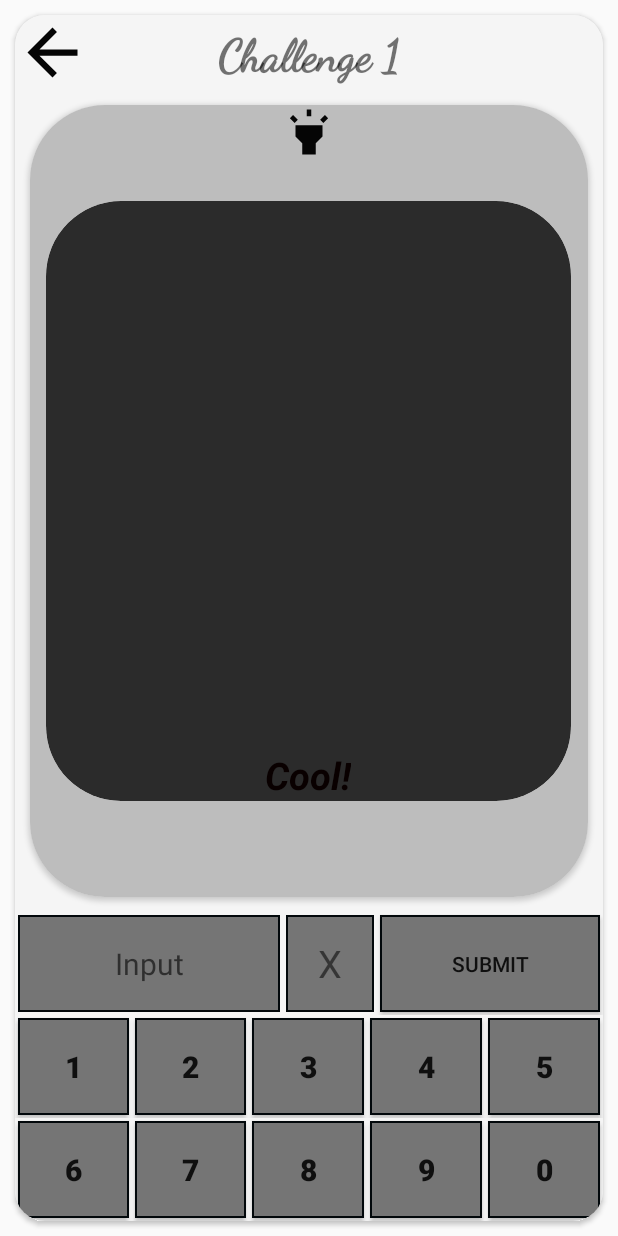
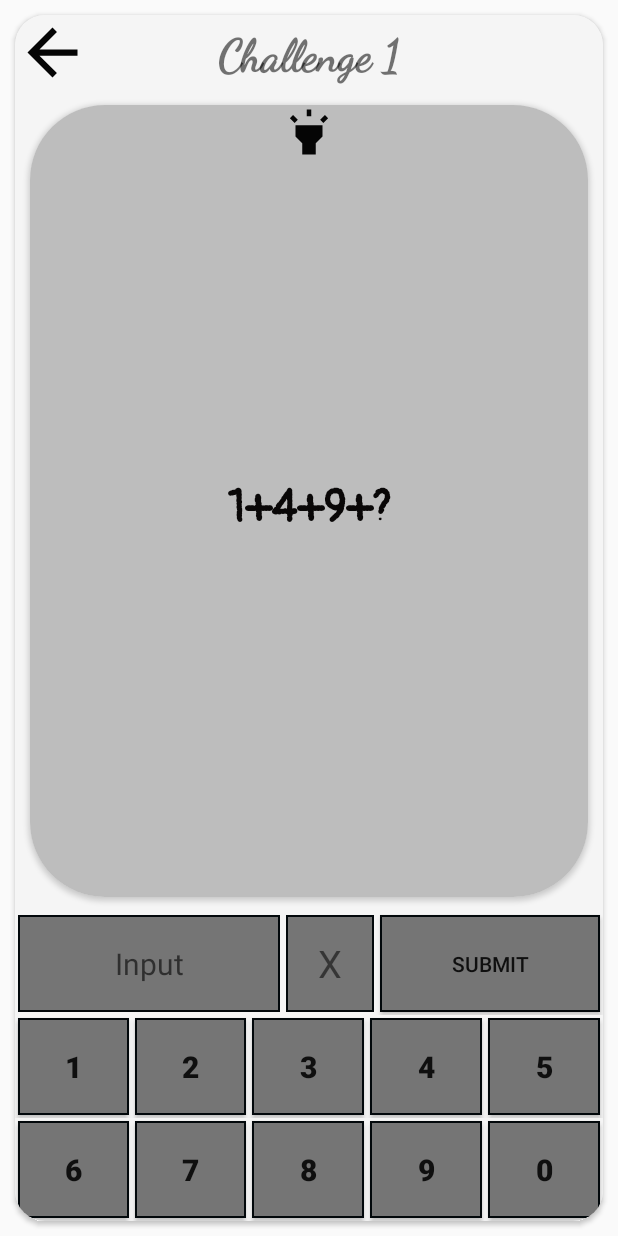
Before and after one commit to NihaalWagadia/Quizzy, an Android app: the screen it shows after launch (PlayAct), after a tap on an icon or button, on a phone screen of 412 x 824 dp. Run offline under Robolectric (Android 15) with nearby library versions, the phone set to English and light mode, and no system bars.

Commit message:
Right/wrong toast

```diff
--- a/app/src/main/java/com/example/quizzydizzy/Constants.kt
+++ b/app/src/main/java/com/example/quizzydizzy/Constants.kt
@@ -61,203 +61,203 @@ object Constants{
         questionList.add(question10)
 
         val question11 = Question(
-            11,R.string.question_11,"6561","ABC12",(R.string.number_eleven),false,"Challenge 10", R.drawable.lock_question
+            11,R.string.question_11,"6561","ABC12",(R.string.number_eleven),false,"Challenge 11", R.drawable.lock_question
         )
         questionList.add(question11)
 
         val question12 = Question(
-            12,R.string.question_12,"9","ABC12",(R.string.number_twelfth),false,"Challenge 10", R.drawable.lock_question
+            12,R.string.question_12,"9","ABC12",(R.string.number_twelfth),false,"Challenge 12", R.drawable.lock_question
         )
         questionList.add(question12)
 
         val question13 = Question(
-            13,R.string.question_13,"8","ABC12",(R.string.number_13),false,"Challenge 10", R.drawable.lock_question
+            13,R.string.question_13,"8","ABC12",(R.string.number_13),false,"Challenge 13", R.drawable.lock_question
         )
         questionList.add(question13)
 
         val question14 = Question(
-            14,R.string.question_14,"3","ABC12",(R.string.number_14),false,"Challenge 10", R.drawable.lock_question
+            14,R.string.question_14,"3","ABC12",(R.string.number_14),false,"Challenge 14", R.drawable.lock_question
         )
         questionList.add(question14)
 
         val question15 = Question(
-            15,R.string.question_15,"16","ABC12",(R.string.number_15),false,"Challenge 10", R.drawable.lock_question
+            15,R.string.question_15,"16","ABC12",(R.string.number_15),false,"Challenge 15", R.drawable.lock_question
         )
         questionList.add(question15)
 
         val question16 = Question(
-            16,R.string.question_16,"94","ABC12",(R.string.number_16),false,"Challenge 10", R.drawable.lock_question
+            16,R.string.question_16,"94","ABC12",(R.string.number_16),false,"Challenge 16", R.drawable.lock_question
         )
         questionList.add(question16)
 
         val question17 = Question(
-            17,R.string.question_17,"7","ABC12",(R.string.number_17),false,"Challenge 10", R.drawable.lock_question
+            17,R.string.question_17,"7","ABC12",(R.string.number_17),false,"Challenge 17", R.drawable.lock_question
         )
         questionList.add(question17)
 
         val question18 = Question(
-            18,R.string.question_18,"2","ABC12",(R.string.number_18),false,"Challenge 10", R.drawable.lock_question
+            18,R.string.question_18,"2","ABC12",(R.string.number_18),false,"Challenge 18", R.drawable.lock_question
         )
         questionList.add(question18)
 
         val question19 = Question(
-            19,R.string.question_19,"26","ABC12",(R.string.number_19),false,"Challenge 10", R.drawable.lock_question
+            19,R.string.question_19,"26","ABC12",(R.string.number_19),false,"Challenge 19", R.drawable.lock_question
         )
         questionList.add(question19)
 
         val question20 = Question(
-            20,R.string.question_20,"480","ABC12",(R.string.number_20),false,"Challenge 10", R.drawable.lock_question
+            20,R.string.question_20,"480","ABC12",(R.string.number_20),false,"Challenge 20", R.drawable.lock_question
         )
         questionList.add(question20)
 
         val question21 = Question(
-            21,R.string.question_21,"32","ABC12",(R.string.number_21),false,"Challenge 10", R.drawable.lock_question
+            21,R.string.question_21,"32","ABC12",(R.string.number_21),false,"Challenge 21", R.drawable.lock_question
         )
         questionList.add(question21)
 
         val question22 = Question(
-            22,R.string.question_22,"3527","ABC12",(R.string.number_22),false,"Challenge 10", R.drawable.lock_question
+            22,R.string.question_22,"3527","ABC12",(R.string.number_22),false,"Challenge 22", R.drawable.lock_question
         )
         questionList.add(question22)
 
         val question23 = Question(
-            23,R.string.question_23,"888","ABC12",(R.string.number_23),false,"Challenge 10", R.drawable.lock_question
+            23,R.string.question_23,"888","ABC12",(R.string.number_23),false,"Challenge 23", R.drawable.lock_question
         )
         questionList.add(question23)
 
         val question24 = Question(
-            24,R.string.question_24,"57","ABC12",(R.string.number_24),false,"Challenge 10", R.drawable.lock_question
+            24,R.string.question_24,"57","ABC12",(R.string.number_24),false,"Challenge 24", R.drawable.lock_question
         )
         questionList.add(question24)
 
         val question25 = Question(
-            25,R.string.question_25,"11","ABC12",(R.string.number_25),false,"Challenge 10", R.drawable.lock_question
+            25,R.string.question_25,"11","ABC12",(R.string.number_25),false,"Challenge 25", R.drawable.lock_question
         )
         questionList.add(question25)
 
 
         val question26 = Question(
-            26,R.string.question_26,"17","ABC12",(R.string.number_26),false,"Challenge 10", R.drawable.lock_question
+            26,R.string.question_26,"17","ABC12",(R.string.number_26),false,"Challenge 26", R.drawable.lock_question
         )
         questionList.add(question26)
 
         val question27 = Question(
-            27,R.string.question_27,"607","ABC12",(R.string.number_27),false,"Challenge 10", R.drawable.lock_question
+            27,R.string.question_27,"607","ABC12",(R.string.number_27),false,"Challenge 27", R.drawable.lock_question
         )
         questionList.add(question27)
 
         val question28 = Question(
-            28,R.string.question_28,"2","ABC12",(R.string.number_28),false,"Challenge 10", R.drawable.lock_question
+            28,R.string.question_28,"2","ABC12",(R.string.number_28),false,"Challenge 28", R.drawable.lock_question
         )
         questionList.add(question28)
 
         val question29 = Question(
-            29,R.string.question_29,"13","ABC12",(R.string.number_29),false,"Challenge 10", R.drawable.lock_question
+            29,R.string.question_29,"13","ABC12",(R.string.number_29),false,"Challenge 29", R.drawable.lock_question
         )
         questionList.add(question29)
 
         val question30 = Question(
-            30,R.string.question_30,"971623","ABC12",(R.string.number_30),false,"Challenge 10", R.drawable.lock_question
+            30,R.string.question_30,"971623","ABC12",(R.string.number_30),false,"Challenge 30", R.drawable.lock_question
         )
         questionList.add(question30)
 
         val question31 = Question(
-            31,R.string.question_31,"86","ABC12",(R.string.number_31),false,"Challenge 10", R.drawable.lock_question
+            31,R.string.question_31,"86","ABC12",(R.string.number_31),false,"Challenge 31", R.drawable.lock_question
         )
         questionList.add(question31)
 
         val question32 = Question(
-            32,R.string.question_32,"16","ABC12",(R.string.number_32),false,"Challenge 10", R.drawable.lock_question
+            32,R.string.question_32,"16","ABC12",(R.string.number_32),false,"Challenge 32", R.drawable.lock_question
         )
         questionList.add(question32)
 
         val question33 = Question(
-            33,R.string.question_33,"7","ABC12",(R.string.number_33),false,"Challenge 10", R.drawable.lock_question
+            33,R.string.question_33,"7","ABC12",(R.string.number_33),false,"Challenge 33", R.drawable.lock_question
         )
         questionList.add(question33)
 
         val question34 = Question(
-            34,R.string.question_34,"1","ABC12",(R.string.number_34),false,"Challenge 10", R.drawable.lock_question
+            34,R.string.question_34,"1","ABC12",(R.string.number_34),false,"Challenge 34", R.drawable.lock_question
         )
         questionList.add(question34)
 
         val question35 = Question(
-            35,R.string.question_35,"12","ABC12",(R.string.number_35),false,"Challenge 10", R.drawable.lock_question
+            35,R.string.question_35,"12","ABC12",(R.string.number_35),false,"Challenge 35", R.drawable.lock_question
         )
         questionList.add(question35)
 
         val question36 = Question(
-            36,R.string.question_36,"12","ABC12",(R.string.number_36),false,"Challenge 10", R.drawable.lock_question
+            36,R.string.question_36,"12","ABC12",(R.string.number_36),false,"Challenge 36", R.drawable.lock_question
         )
         questionList.add(question36)
 
         val question37 = Question(
-            37,R.string.question_37,"1","ABC12",(R.string.number_37),false,"Challenge 10", R.drawable.lock_question
+            37,R.string.question_37,"1","ABC12",(R.string.number_37),false,"Challenge 37", R.drawable.lock_question
         )
         questionList.add(question37)
 
         val question38 = Question(
-            38,R.string.question_38,"21","ABC12",(R.string.number_38),false,"Challenge 10", R.drawable.lock_question
+            38,R.string.question_38,"21","ABC12",(R.string.number_38),false,"Challenge 38", R.drawable.lock_question
         )
         questionList.add(question38)
 
         val question39 = Question(
-            39,R.string.question_39,"78","ABC12",(R.string.number_39),false,"Challenge 10", R.drawable.lock_question
+            39,R.string.question_39,"78","ABC12",(R.string.number_39),false,"Challenge 39", R.drawable.lock_question
         )
         questionList.add(question39)
 
         val question40 = Question(
-            40,R.string.question_40,"5","ABC12",(R.string.number_40),false,"Challenge 10", R.drawable.lock_question
+            40,R.string.question_40,"5","ABC12",(R.string.number_40),false,"Challenge 40", R.drawable.lock_question
         )
         questionList.add(question40)
 
         val question41 = Question(
-            41,R.string.question_41,"30","ABC12",(R.string.number_41),false,"Challenge 10", R.drawable.lock_question
+            41,R.string.question_41,"30","ABC12",(R.string.number_41),false,"Challenge 41", R.drawable.lock_question
         )
         questionList.add(question41)
 
         val question42 = Question(
-            42,R.string.question_42,"71","ABC12",(R.string.number_42),false,"Challenge 10", R.drawable.lock_question
+            42,R.string.question_42,"71","ABC12",(R.string.number_42),false,"Challenge 42", R.drawable.lock_question
         )
         questionList.add(question42)
 
         val question43 = Question(
-            43,R.string.question_43,"17","ABC12",(R.string.number_43),false,"Challenge 10", R.drawable.lock_question
+            43,R.string.question_43,"17","ABC12",(R.string.number_43),false,"Challenge 43", R.drawable.lock_question
         )
         questionList.add(question43)
 
         val question44 = Question(
-            44,R.string.question_44,"1417","ABC12",(R.string.number_44),false,"Challenge 10", R.drawable.lock_question
+            44,R.string.question_44,"1417","ABC12",(R.string.number_44),false,"Challenge 44", R.drawable.lock_question
         )
         questionList.add(question44)
 
         val question45 = Question(
-            45,R.string.question_45,"150","ABC12",(R.string.number_45),false,"Challenge 10", R.drawable.lock_question
+            45,R.string.question_45,"150","ABC12",(R.string.number_45),false,"Challenge 45", R.drawable.lock_question
         )
         questionList.add(question45)
 
         val question46 = Question(
-            46,R.string.question_46,"11","ABC12",(R.string.number_46),false,"Challenge 10", R.drawable.lock_question
+            46,R.string.question_46,"11","ABC12",(R.string.number_46),false,"Challenge 46", R.drawable.lock_question
         )
         questionList.add(question46)
 
         val question47 = Question(
-            47,R.string.question_47,"1","ABC12",(R.string.number_47),false,"Challenge 10", R.drawable.lock_question
+            47,R.string.question_47,"1","ABC12",(R.string.number_47),false,"Challenge 47", R.drawable.lock_question
         )
         questionList.add(question47)
 
         val question48 = Question(
-            48,R.string.question_48,"8","ABC12",(R.string.number_48),false,"Challenge 10", R.drawable.lock_question
+            48,R.string.question_48,"8","ABC12",(R.string.number_48),false,"Challenge 48", R.drawable.lock_question
         )
         questionList.add(question48)
 
         val question49 = Question(
-            49,R.string.question_49,"34826","ABC12",(R.string.number_49),false,"Challenge 10", R.drawable.lock_question
+            49,R.string.question_49,"34826","ABC12",(R.string.number_49),false,"Challenge 49", R.drawable.lock_question
         )
         questionList.add(question49)
 
         val question50 = Question(
-            50,R.string.question_50,"777","ABC12",(R.string.number_50),false,"Challenge 10", R.drawable.lock_question
+            50,R.string.question_50,"777","ABC12",(R.string.number_50),false,"Challenge 50", R.drawable.lock_question
         )
         questionList.add(question50)
         return questionList
--- a/app/src/main/java/com/example/quizzydizzy/PlayAct.kt
+++ b/app/src/main/java/com/example/quizzydizzy/PlayAct.kt
@@ -16,6 +16,7 @@ import android.view.View
 import android.widget.Button
 import android.widget.Toast
 import android.widget.Toolbar
+import androidx.appcompat.widget.ViewUtils
 import com.example.quizzydizzy.questionList.Question
 import com.google.gson.Gson
 import com.google.gson.reflect.TypeToken
@@ -89,18 +90,19 @@ class PlayAct : Immersive() {
 
             val question = mQuestionList?.get(mCurrentPos - 1)
             if (question!!.correctAnswer.compareTo(answer_input.text.toString()) == 0) {
+                wrong_id.visibility = View.GONE
                 mQuestionList?.get(mCurrentPos)?.questionStat = true
+                mMediaPlayer = MediaPlayer.create(this, R.raw.right_answer)
+                if (muted == 0) {
+                    mMediaPlayer?.start()
+                }
                 savePreference()
-
-                Toast.makeText(this, "You're right", Toast.LENGTH_SHORT).show()
+                //Toast.makeText(this, "You're right", Toast.LENGTH_SHORT).show()
 
                 mCurrentPos++
                 answer_input.text = null
-                mMediaPlayer = MediaPlayer.create(this, R.raw.right_answer)
 
-                if (muted == 0) {
-                    mMediaPlayer?.start()
-                }
+
                 when {
                     mCurrentPos <= mQuestionList!!.size -> {
                         setQuestion()
@@ -113,7 +115,8 @@ class PlayAct : Immersive() {
                     }
                 }
             } else {
-                Toast.makeText(this, "Wrong answer", Toast.LENGTH_SHORT).show()
+//                Toast.makeText(this, "Wrong answer", Toast.LENGTH_SHORT).show()
+                wrong_id.visibility = View.VISIBLE
             }
 
             if (mCurrentPos == mQuestionList!!.size) {
@@ -123,6 +126,8 @@ class PlayAct : Immersive() {
         }
 
     }
+
+
 
     fun answerHint(v: View?) {
         card_for_solution.visibility = View.VISIBLE
--- a/app/src/main/res/layout/activity_play.xml
+++ b/app/src/main/res/layout/activity_play.xml
@@ -80,8 +80,10 @@
                         android:background="#BDBDBD"
                         android:gravity="center_horizontal|center"
                         android:text="@string/question"
-                        android:textSize="50sp"
-                        android:textStyle="bold" />
+                        android:textSize="30sp"
+                        android:textStyle="bold"
+                        android:fontFamily="@font/pangolin"
+                        android:textColor="#090707"/>
 
                     <ImageView
                         android:id="@+id/answer_hint"
@@ -91,6 +93,26 @@
                         android:contentDescription="@string/hint_icon"
                         android:onClick="answerHint"
                         android:src="@drawable/hint" />
+
+                    <TextView
+                        android:layout_width="wrap_content"
+                        android:layout_height="wrap_content"
+                        android:layout_gravity="bottom|center"
+                        android:visibility="gone"
+                        android:textSize="30sp"
+                        android:text="@string/you_re_correct"
+                        android:fontFamily="@font/dance"
+                        android:id="@+id/correct_id"/>
+
+                    <TextView
+                        android:layout_width="wrap_content"
+                        android:layout_height="wrap_content"
+                        android:layout_gravity="bottom|center"
+                        android:visibility="gone"
+                        android:textSize="30sp"
+                        android:text="@string/try_again"
+                        android:fontFamily="@font/dance"
+                        android:id="@+id/wrong_id"/>
 
                 </androidx.cardview.widget.CardView>
 
@@ -102,7 +124,7 @@
                     android:layout_centerVertical="true"
                     app:cardCornerRadius="50dp"
                     android:elevation="50dp"
-                    android:visibility="visible"
+                    android:visibility="gone"
                     app:cardBackgroundColor="#2B2B2B">
 
 
@@ -113,6 +135,7 @@
                         android:layout_gravity="center"
                         android:textColor="#F8F7F7"
                         android:gravity="center_vertical|center"
+                        android:fontFamily="@font/pangolin"
                         android:textSize="18sp" />
 
                     <TextView
--- a/app/src/main/res/values/strings.xml
+++ b/app/src/main/res/values/strings.xml
@@ -298,16 +298,16 @@
         What is the base of a rhombus, if its area is 40 square units and the height is 8 units?
     </string>
     <string name="question_7">
-        7hard There are 500 coffins and 500 men who need them. The undertaker asks the first man to go to every coffin and open them. Then he tells the second man to go to every one and close it. The third one goes to every third coffin and so on. How many are open?
+        There are 500 coffins and 500 men who need them. The undertaker asks the first man to go to every coffin and open them. Then he tells the second man to go to every one and close it. The third one goes to every third coffin and so on. How many are open?
     </string>
     <string name="question_8">
-        123=0
-        4235=0
-        656=2
-        5390=2
-        8890=6
-        1001=2
-        19235=1
+        123=0\n
+        4235=0\n
+        656=2\n
+        5390=2\n
+        8890=6\n
+        1001=2\n
+        19235=1\n
         What is 123456789?
     </string>
     <string name="question_9">
@@ -321,7 +321,7 @@
             2 3 4 9 16 81 256
     </string>
     <string name="question_11">
-        Complete this sequence?
+        Complete this sequence?\n
             2 3 4 9 16 81 256
     </string>
     <string name="question_12">
@@ -374,9 +374,9 @@
         2, 7, 22, 67, 202, ?
     </string>
     <string name="question_28">
-        B 8
-      * B 3
-   =  6 4 4
+        B 8\n
+      * B 3\n
+   =  6 4 4\n
     </string>
     <string name="question_29">
         wait
@@ -391,9 +391,9 @@
         wait
     </string>
     <string name="question_33">
-        56   3  49  27  18
-        74  62  19   8  35
-        65  92   ?  34  81
+        56   3  49  27  18\n
+        74  62  19   8  35\n
+        65  92   ?  34  81\n
     </string>
     <string name="question_34">
         131 517 192 x
@@ -447,6 +447,8 @@
     <string name="question_50">
         wait
     </string>
+    <string name="you_re_correct">You\'re correct</string>
+    <string name="try_again">Try again</string>
 
 
 </resources>
```
Also changed, not shown: app/src/main/res/font/pangolin.ttf (added), app/src/main/res/font/shadows.ttf (added).
